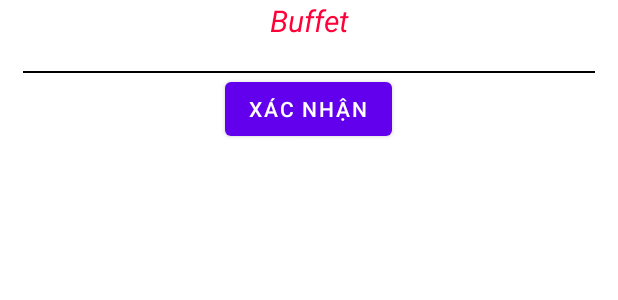
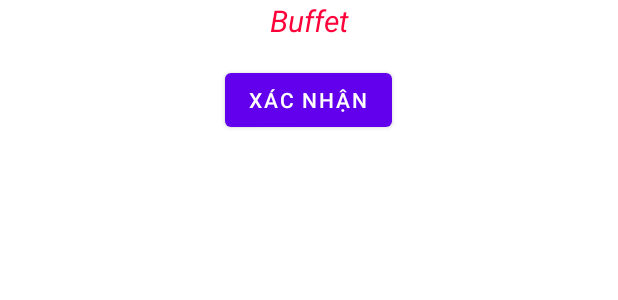
Before and after one commit to VinhPham2412/SmartOrder, an Android app: the layout activity_get_buffet.xml on its own in the app's theme, with its tools: preview values and no code run, on a phone screen of 412 x 824 dp. Shown: the top 300 px of the screen. Run offline under Robolectric (Android 15) with nearby library versions, the phone set to English and light mode, and no system bars.

Commit message:
Custom Layout

```diff
--- a/app/src/main/AndroidManifest.xml
+++ b/app/src/main/AndroidManifest.xml
@@ -14,7 +14,7 @@
         <activity android:name=".Customer.BookedHistory"></activity>
         <activity android:name=".Customer.OrderHistory" />
         <activity android:name="Waiter.MainWaiterActivity" />
-        <activity android:name=".CommunicationCustomer" />
+        <activity android:name=".Customer.CommunicationCustomer" />
         <activity android:name=".NotificationActivity" />
         <activity android:name=".GetBuffetActivity" />
         <activity android:name=".OrdersFoodActivity" />
@@ -22,14 +22,13 @@
         <activity android:name=".MenuActivity" />
         <activity android:name=".GetTableActivity" />
         <activity android:name=".UpdateProfile" />
-        <activity android:name=".AccountActivity" />
+        <activity android:name=".Customer.AccountActivity" />
         <activity android:name=".VerifySMSToken" />
         <activity android:name=".ResisterActivity" />
         <activity android:name=".LoginActivity" />
         <activity android:name=".MainActivity">
             <intent-filter>
                 <action android:name="android.intent.action.MAIN" />
-
                 <category android:name="android.intent.category.LAUNCHER" />
             </intent-filter>
         </activity>
--- a/app/src/main/java/com/example/su21g3project/Customer/BookedHistory.java
+++ b/app/src/main/java/com/example/su21g3project/Customer/BookedHistory.java
@@ -38,6 +38,7 @@ public class BookedHistory extends AppCompatActivity {
         reference.addValueEventListener(new ValueEventListener() {
             @Override
             public void onDataChange(@NonNull DataSnapshot snapshot) {
+                list.clear();
                 for (DataSnapshot dataSnapshot:snapshot.getChildren()) {
                     ProcessOrder processOrder=dataSnapshot.getValue(ProcessOrder.class);
                     if(processOrder.getUserId().equals(user.getUid())){
--- a/app/src/main/java/com/example/su21g3project/GetTableActivity2.java
+++ b/app/src/main/java/com/example/su21g3project/GetTableActivity2.java
@@ -84,7 +84,7 @@ public class GetTableActivity2 extends AppCompatActivity {
             Date date = new Date();
             date.setTime(getIntent().getLongExtra("date",-1));
             int noPP = Integer.parseInt(getIntent().getStringExtra("noPP"));
-            ProcessOrder order = new ProcessOrder(orderId,userId,name,phone,date,noPP,note,false);
+            ProcessOrder order = new ProcessOrder(orderId,userId,name,phone,date,noPP,note,false,false);
             reference.child(orderId).setValue(order.toMap()).addOnCompleteListener(task -> {
                 if(task.isSuccessful()){
                     Toast.makeText(GetTableActivity2.this,
--- a/app/src/main/java/com/example/su21g3project/VerifySMSToken.java
+++ b/app/src/main/java/com/example/su21g3project/VerifySMSToken.java
@@ -56,7 +56,6 @@ public class VerifySMSToken extends AppCompatActivity {
                     if (task.isSuccessful()) {
                         SharedPreferences preferences = getSharedPreferences("main", Context.MODE_PRIVATE);
                         preferences.edit().clear().commit();
-
                         // Sign in success, update UI with the signed-in user's information
                         Log.d(TAG, "signInWithCredential:success");
                         Intent intent = new Intent(VerifySMSToken.this,MainActivity.class);
@@ -67,7 +66,7 @@ public class VerifySMSToken extends AppCompatActivity {
                        FirebaseUser firebaseUser=mAuth.getCurrentUser();
                        assert firebaseUser != null;
                        String userId=firebaseUser.getUid();
-                        databaseReference = FirebaseDatabase.getInstance().getReference("Users").child(userId);
+                        databaseReference = FirebaseDatabase.getInstance().getReference("User").child(userId);
                         ValueEventListener eventListener=new ValueEventListener() {
                             @Override
                             public void onDataChange(@NonNull DataSnapshot snapshot) {
--- a/app/src/main/res/layout/activity_get_buffet.xml
+++ b/app/src/main/res/layout/activity_get_buffet.xml
@@ -23,16 +23,11 @@
         android:id="@+id/recycleView"
         android:layout_width="match_parent"
         android:layout_height="wrap_content" />
-    <View android:layout_width="match_parent"
-        android:layout_marginTop="20dp"
-        android:layout_marginLeft="15dp"
-        android:layout_marginRight="15dp"
-        android:layout_height="1dp"
-        android:background="@color/black" />
 
     <Button
         android:layout_marginLeft="150dp"
         android:id="@+id/btnConfirm"
+        android:layout_marginTop="15dp"
         android:layout_width="wrap_content"
         android:layout_height="match_parent"
         android:text="Xác Nhận"/>
```
Also changed, not shown: app/src/main/java/Waiter/MainWaiterActivity.java (+10 -0 lines), app/src/main/java/adapter/Customer/BookedHistoryAdapter.java (+6 -2 lines), app/src/main/java/model/ProcessOrder.java (+12 -2 lines).
